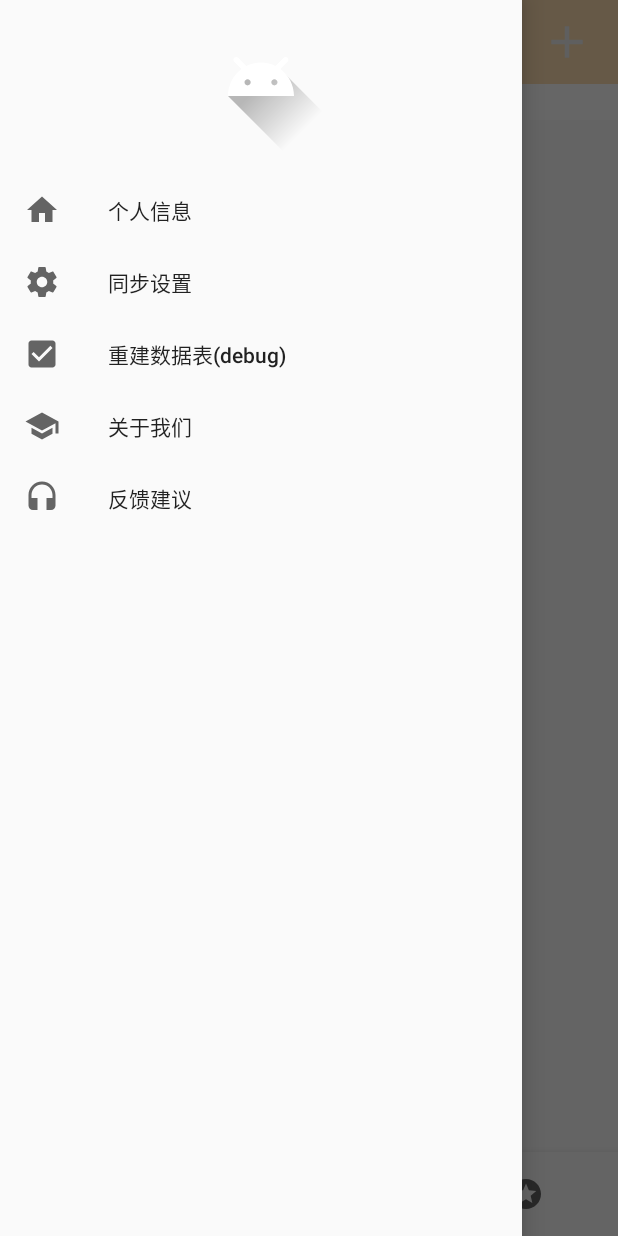
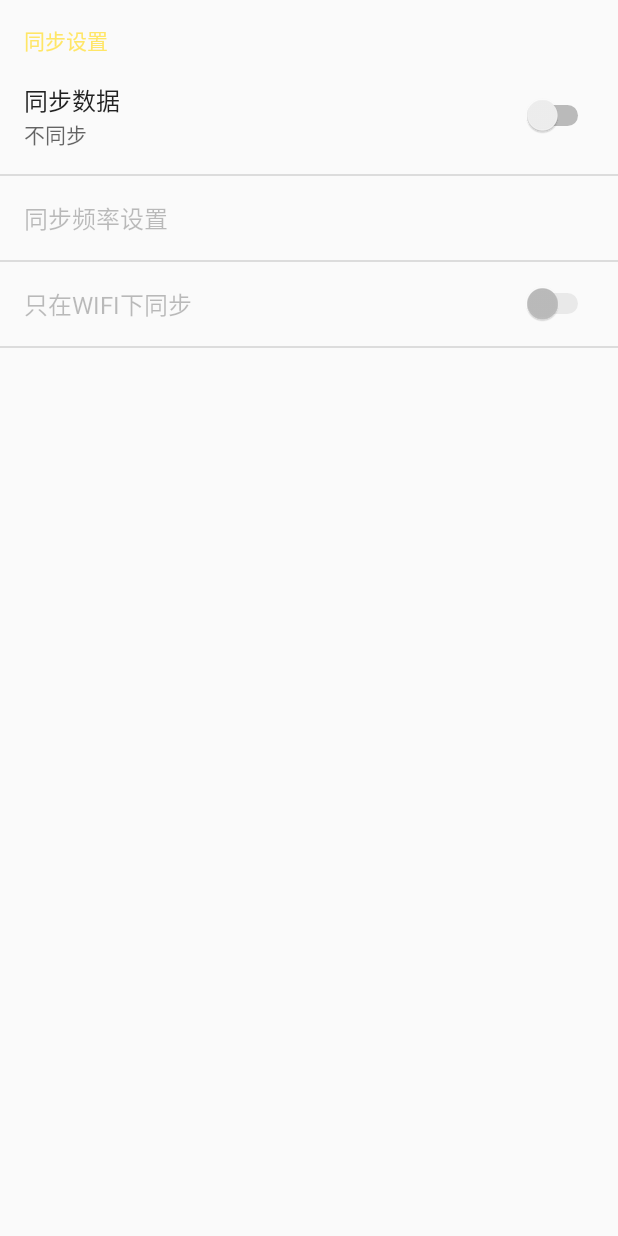
Before and after one commit to gsxab/Jinsuoji, an Android app: the screen it shows after launch (MainActivity before the commit, SettingsActivity after it), in the side drawer, after a tap on "同步设置", on a phone screen of 412 x 824 dp. Run offline under Robolectric (Android 15) with nearby library versions, the phone set to English and light mode, and no system bars.

Commit message:
“同步设置”模块，settingfragment,settingactivit,pref_seeting.xml

```diff
--- a/app/build.gradle
+++ b/app/build.gradle
@@ -16,10 +16,11 @@ android {
             proguardFiles getDefaultProguardFile('proguard-android.txt'), 'proguard-rules.pro'
         }
     }
+    buildToolsVersion '27.0.3'
 }
 
 dependencies {
-    implementation fileTree(dir: 'libs', include: ['*.jar'])
+    implementation fileTree(include: ['*.jar'], dir: 'libs')
     implementation 'com.android.support:appcompat-v7:27.1.1'
     implementation 'com.android.support:design:27.1.1'
     implementation 'com.android.support.constraint:constraint-layout:1.1.0'
--- a/app/src/main/AndroidManifest.xml
+++ b/app/src/main/AndroidManifest.xml
@@ -18,6 +18,7 @@
         </activity>
         <activity android:name=".ExpenseEditActivity" />
         <activity android:name=".GuideActivity"></activity>
+        <activity android:name=".SettingsActivity" />
     </application>
 
 </manifest>
--- a/app/src/main/java/org/jinsuoji/jinsuoji/MainActivity.java
+++ b/app/src/main/java/org/jinsuoji/jinsuoji/MainActivity.java
@@ -183,8 +183,8 @@ public class MainActivity extends AppCompatActivity implements
                             .show();
                     break;
                 case R.id.sync_settings:
-                    // 这只是个调试用的……
-                    Toast.makeText(MainActivity.this, new ExpenseDAO(MainActivity.this).getAllExpenseNames().toString(), Toast.LENGTH_SHORT).show();
+                    Intent intent = new Intent(MainActivity.this, SettingsActivity.class);
+                    startActivity(intent);
                     break;
                 case R.id.clear_all:
                     Toast.makeText(MainActivity.this, R.string.recreate_database, Toast.LENGTH_SHORT).show();
--- /dev/null
+++ b/app/src/main/java/org/jinsuoji/jinsuoji/SettingsActivity.java
@@ -0,0 +1,19 @@
+package org.jinsuoji.jinsuoji;
+
+import android.app.Activity;
+import android.app.FragmentManager;
+import android.os.Bundle;
+import android.support.v4.app.FragmentActivity;
+
+public class SettingsActivity extends Activity {
+        @Override
+        protected void onCreate(Bundle savedInstanceState){
+            super.onCreate(savedInstanceState);
+        setContentView(R.layout.setting_layout);  //【这里注意！！】我不知道这里要弄什么lyout，我就用leftdrawer了
+        //加载SettingsFragment
+        FragmentManager fragmentManager = getFragmentManager();
+        //【注意！】第一个参数是containerView，我也不知道用什么
+        fragmentManager.beginTransaction().replace(R.id.settings_frame, new SettingsFragment()).commit();
+
+    }
+}
--- /dev/null
+++ b/app/src/main/java/org/jinsuoji/jinsuoji/SettingsFragment.java
@@ -0,0 +1,78 @@
+package org.jinsuoji.jinsuoji;
+
+import android.content.SharedPreferences;
+import android.content.SharedPreferences.OnSharedPreferenceChangeListener;
+import android.os.Bundle;
+import android.preference.ListPreference;
+import android.preference.PreferenceFragment;
+import android.preference.PreferenceScreen;
+import android.preference.Preference;
+import android.preference.SwitchPreference;
+import android.support.annotation.Nullable;
+import android.view.View;
+import android.preference.PreferenceManager;
+
+import org.jinsuoji.jinsuoji.R;
+
+/**
+ * sync_freq:单选选项同步频率
+ */
+public class SettingsFragment extends PreferenceFragment implements OnSharedPreferenceChangeListener{
+
+    private SwitchPreference sync_switch;
+    private ListPreference sync_freq;
+    private SwitchPreference sync_wifi;
+
+    @Override
+    public void onCreate(Bundle saveInstanceState) {
+        super.onCreate(saveInstanceState);
+        //从xml文件加载选项
+        addPreferencesFromResource(R.xml.pref_settings);
+
+        //SharedPreferences prefs = PreferenceManager.getDefaultSharedPreferences(this);
+        //prefs.registerOnSharedPreferenceChangeListener(this);
+        SharedPreferences prefs = PreferenceManager.getDefaultSharedPreferences(getActivity().getApplicationContext());
+        prefs.registerOnSharedPreferenceChangeListener(this);
+        sync_freq = (ListPreference)findPreference("pref_key_sync_frequence");
+        sync_freq.setSummary(sync_freq.getEntry());
+
+    }
+
+    @Override
+    //在一进去的时候就判断sync_switch是否被勾选
+    public void onViewCreated(View view, @Nullable Bundle savedInstanceState) {
+        super.onViewCreated(view, savedInstanceState);
+        sync_switch = (SwitchPreference)findPreference("pref_key_sync_switch");
+        sync_freq = (ListPreference)findPreference("pref_key_sync_frequence");
+        sync_wifi = (SwitchPreference)findPreference("pref_key_sync_wifi");
+        if(!sync_switch.isChecked()){
+            sync_freq.setEnabled(false);
+            sync_wifi.setEnabled(false);
+        }
+    }
+
+    @Override
+    public boolean onPreferenceTreeClick(PreferenceScreen preferenceScreen,Preference preference){
+        //找到“同步数据”按钮
+        if("pref_key_sync_switch".equals(preference.getKey())){
+            sync_switch = (SwitchPreference)findPreference("pref_key_sync_switch");
+            sync_freq = (ListPreference)findPreference("pref_key_sync_frequence");
+            sync_wifi = (SwitchPreference)findPreference("pref_key_sync_wifi");
+            //如果勾选“同步数据”，同步频率和wifi下同步选项都可操作
+            sync_freq.setEnabled(sync_switch.isChecked());
+            sync_wifi.setEnabled(sync_switch.isChecked());
+        }
+        return  super.onPreferenceTreeClick(preferenceScreen,preference);
+    }
+
+    @Override
+    public void onSharedPreferenceChanged(SharedPreferences sharedPreferences,String key){
+        sync_freq = (ListPreference)findPreference("pref_key_sync_frequence");
+        if("pref_key_sync_frequence".equals(key)){
+            sync_freq.setSummary(
+                    sharedPreferences .getString("pref_key_sync_frequence","未设置"));
+            //sync_freq.setSummary(sync_freq.getEntry());
+        }
+    }
+
+}
--- a/app/src/main/res/layout/left_drawer_header.xml
+++ b/app/src/main/res/layout/left_drawer_header.xml
@@ -4,10 +4,10 @@
     android:layout_width="match_parent"
     android:layout_height="match_parent">
 
-    <ImageView
+    <!--<ImageView
         android:layout_width="match_parent"
         android:layout_height="match_parent"
         android:src="@drawable/ic_launcher_foreground"
-        android:contentDescription="@string/app_name" />
+        android:contentDescription="@string/app_name" />-->
 
 </LinearLayout>
--- /dev/null
+++ b/app/src/main/res/layout/setting_layout.xml
@@ -0,0 +1,7 @@
+<?xml version="1.0" encoding="utf-8"?>
+<FrameLayout xmlns:android="http://schemas.android.com/apk/res/android"
+    android:layout_width="match_parent"
+    android:layout_height="match_parent"
+    android:id="@+id/settings_frame">
+
+</FrameLayout>
--- a/app/src/main/res/values/strings.xml
+++ b/app/src/main/res/values/strings.xml
@@ -46,4 +46,49 @@
     <string name="minute">分</string>
     <string name="missing_args">信息不完整</string>
     <string name="skip"><![CDATA[跳过>>>]]></string>
+
+    <!-- preference -->
+    <!-- key -->
+    <string name="pref_key_personal_info">pref_key_personal_info</string>
+    <string name="pref_key_sync_settings">pref_key_sync_settings</string>
+    <string name="pref_key_about">pref_key_about</string>
+    <string name="pref_key_feedback">pref_key_feedback</string>
+
+    <string name="pref_key_sync_switch">pref_key_sync_switch</string>
+    <string name="pref_key_sync_frequence">pref_key_sync_frequence</string>
+    <string name="pref_key_sync_wifi">pref_key_sync_wifi</string>
+    <!--
+    <string name="pref_key_version">pref_key_version</string>
+    -->
+
+    <!-- title 应该没什么用-->
+    <string name="pref_title_personal_info">个人信息</string>
+    <string name="pref_title_sync_settings">同步设置</string>
+    <string name="pref_title_about">关于我们</string>
+    <string name="pref_title_feedback">反馈建议</string>
+
+    <string name="pref_title_sync_switch">同步数据</string>
+    <string name="pref_title_sync_switch_yes">同步</string>
+    <string name="pref_title_sync_switch_no">不同步</string>
+    <string name="pref_title_sync_frequence">同步频率设置</string>
+    <string name="pref_title_sync_frequence_day">每天同步一次</string>
+    <string name="pref_title_sync_frequence_week">每周同步一次</string>
+    <string name="pref_title_sync_frequence_month">每月同步一次</string>
+    <string name="pref_title_sync_wifi">只在WIFI下同步</string>
+
+    <!-- entries 是显示在界面上的-->
+    <string-array name="pref_entries_sync_frequence">
+        <item>每天</item>
+        <item>每周</item>
+        <item>每月</item>
+    </string-array>
+
+    <!-- entryValues 真正存储的值-->
+    <string-array name="pref_entryValues_sync_frequence">
+        <item>每天</item>
+        <item>每周</item>
+        <item>每月</item>
+    </string-array>
+
+
 </resources>
--- /dev/null
+++ b/app/src/main/res/xml/pref_settings.xml
@@ -0,0 +1,40 @@
+<?xml version="1.0" encoding="utf-8"?>
+<!--这是同步设置的设置页面-->
+<PreferenceScreen xmlns:android="http://schemas.android.com/apk/res/android">
+    <PreferenceCategory
+        android:key = "@string/pref_key_sync_settings"
+        android:title="@string/pref_title_sync_settings">
+        <!--是否同步勾选框-->
+        <SwitchPreference
+            android:key="pref_key_sync_switch"
+            android:title="@string/pref_title_sync_switch"
+            android:summaryOff="@string/pref_title_sync_switch_no"
+            android:summaryOn="@string/pref_title_sync_switch_yes">
+        </SwitchPreference>
+
+        <!--同步频率选择-->
+        <ListPreference
+            android:dialogTitle="请选择一项"
+            android:entries="@array/pref_entries_sync_frequence"
+            android:entryValues="@array/pref_entryValues_sync_frequence"
+            android:key="@string/pref_key_sync_frequence"
+            android:title="@string/pref_title_sync_frequence">
+
+        </ListPreference>
+
+        <!--是否只在wifi下同步-->
+        <SwitchPreference
+            android:key="@string/pref_key_sync_wifi"
+            android:title="@string/pref_title_sync_wifi">
+        </SwitchPreference>
+    </PreferenceCategory>
+
+    <!--检查当前的登录状态，显示用户信息  好像不应该放在这儿
+    <Preference android:key="@string/pref_key_personal_info" /> -->
+
+
+
+
+
+
+</PreferenceScreen>
```
